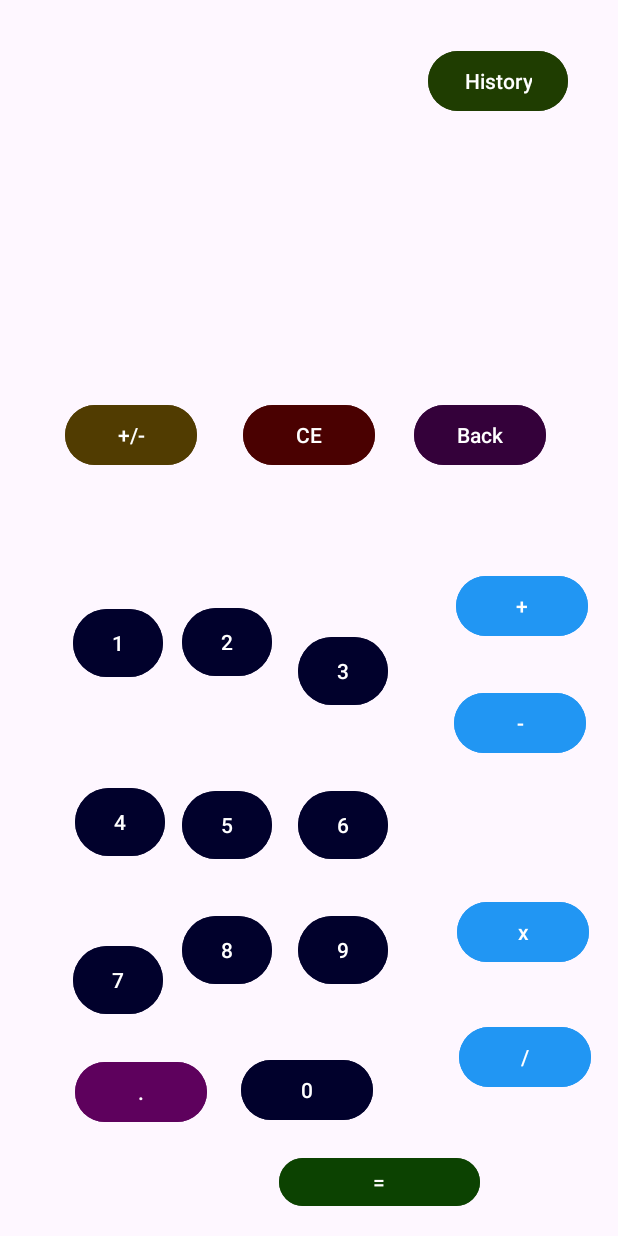
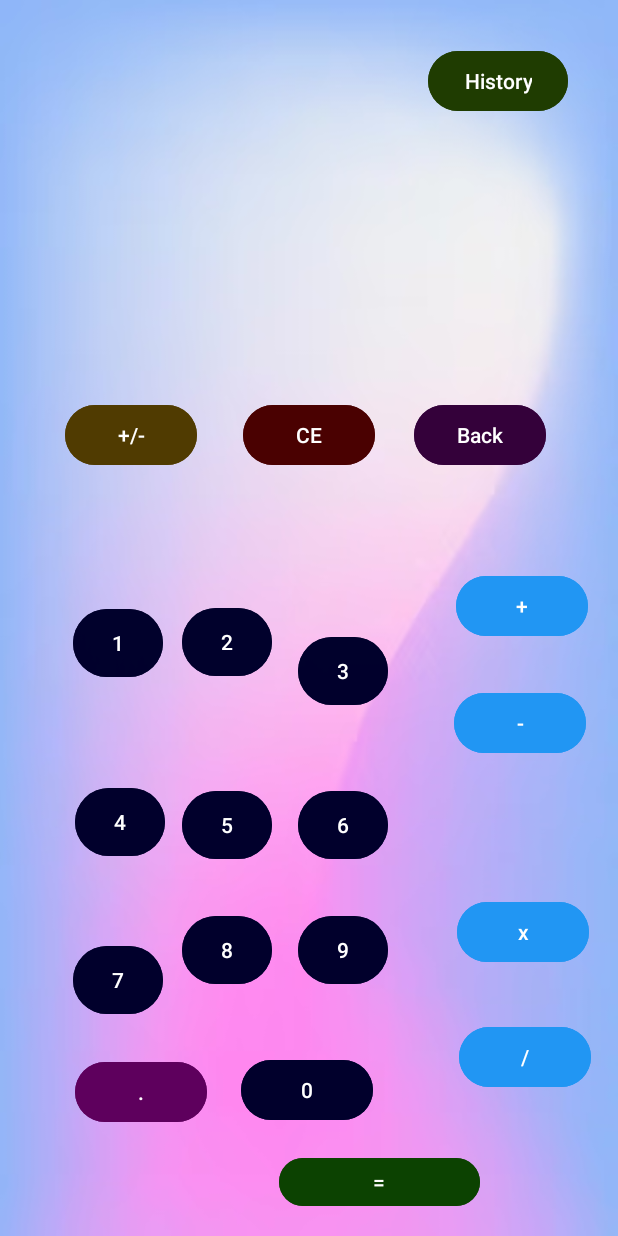
Before and after one commit to santhoshpandi/calculator-android, an Android app: the screen it shows after launch (MainActivity), on a phone screen of 412 x 824 dp. Run offline under Robolectric (Android 15) with nearby library versions, the phone set to English and light mode, and no system bars.

Commit message:
Update activity_main.xml

```diff
--- a/app/src/main/res/layout/activity_main.xml
+++ b/app/src/main/res/layout/activity_main.xml
@@ -4,6 +4,7 @@
     xmlns:tools="http://schemas.android.com/tools"
     android:layout_width="match_parent"
     android:layout_height="match_parent"
+    android:background="@drawable/img"
     tools:context=".MainActivity">
 
     <androidx.constraintlayout.widget.ConstraintLayout
```
